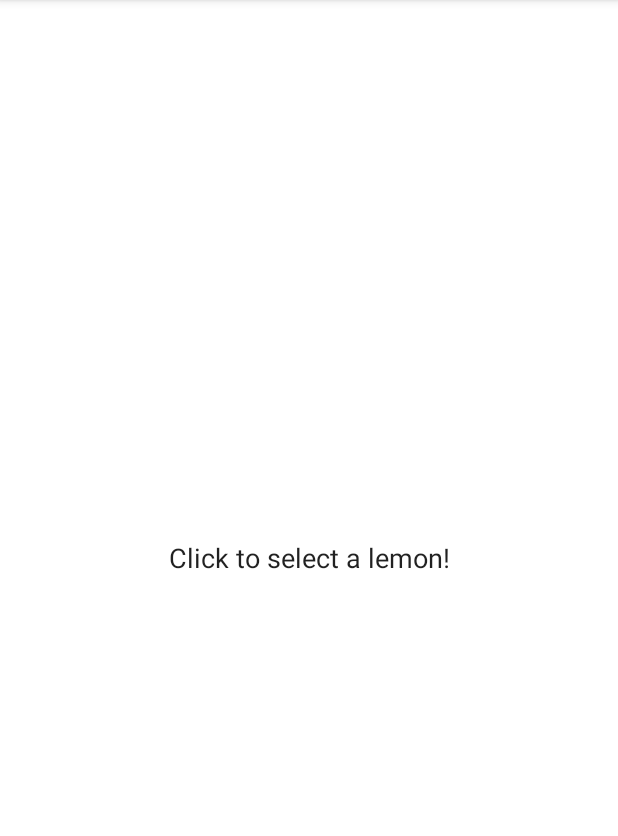
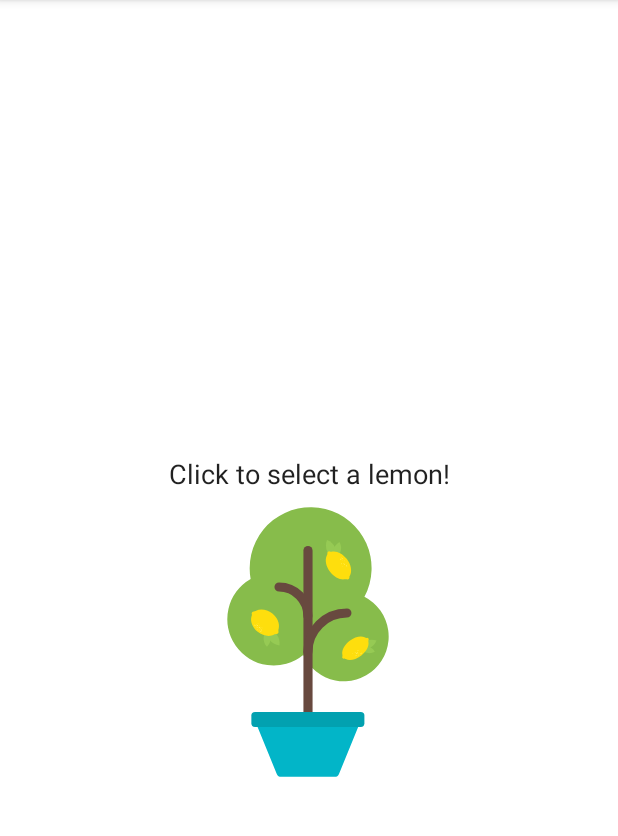
Before and after one commit to ladyincodes/Lemonade, an Android app: the screen it shows after launch (MainActivity), on a phone screen of 412 x 824 dp, the part 84-920 px from its top. Run offline under Robolectric (Android 15) with nearby library versions, the phone set to English and light mode, and no system bars.

Commit message:
added image to layout

```diff
--- a/app/src/main/res/layout/activity_main.xml
+++ b/app/src/main/res/layout/activity_main.xml
@@ -39,8 +39,11 @@
         android:layout_width="wrap_content"
         android:layout_height="wrap_content"
         app:layout_constraintBottom_toBottomOf="parent"
+        app:layout_constraintHorizontal_bias="0.498"
         app:layout_constraintLeft_toLeftOf="parent"
         app:layout_constraintRight_toRightOf="parent"
-        app:layout_constraintTop_toTopOf="parent"/>
+        app:layout_constraintTop_toTopOf="parent"
+        app:layout_constraintVertical_bias="0.578"
+        app:srcCompat="@drawable/lemon_tree" />
 
 </androidx.constraintlayout.widget.ConstraintLayout>
```
